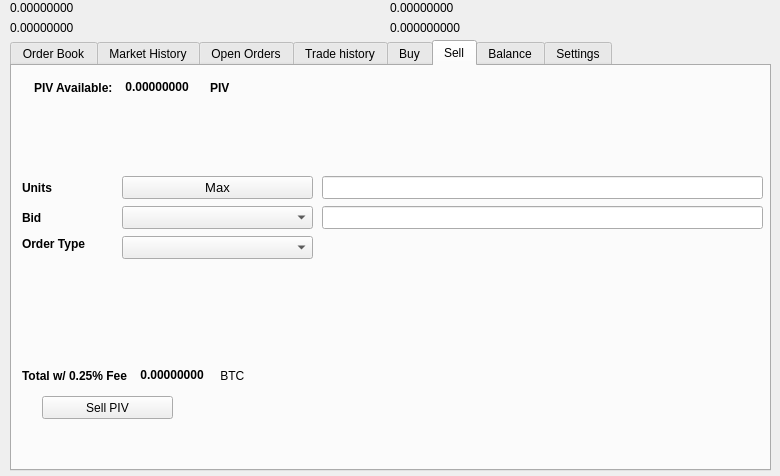
The window that src/qt/forms/tradingdialog.ui (mammix2/kore-mammix2) describes before a commit, drawn with Qt 5.
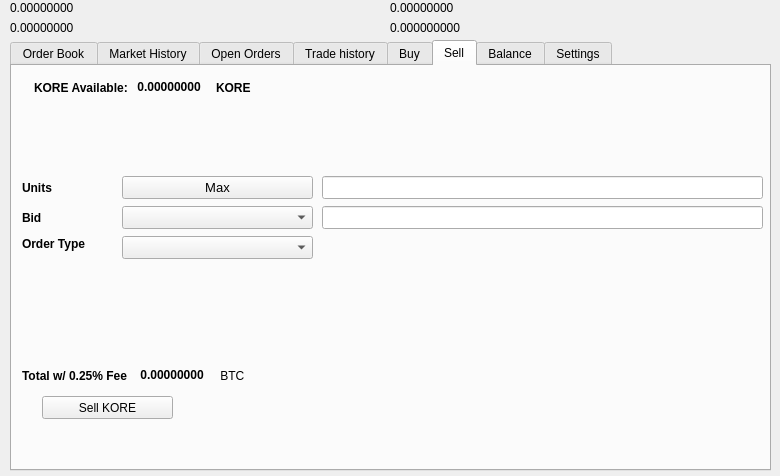
The same window after the commit. The open tabs and pages were chosen to show the change. Icons and pictures are not drawn.

Commit message: kore name and file references

The edit to the form file:
```diff
--- a/src/qt/forms/tradingdialog.ui
+++ b/src/qt/forms/tradingdialog.ui
@@ -1751,7 +1751,7 @@
       </rect>
      </property>
      <property name="text">
-      <string>Sell PIV</string>
+      <string>Sell KORE</string>
      </property>
      <property name="icon">
       <iconset resource="../kore">
@@ -1777,7 +1777,7 @@
          </font>
         </property>
         <property name="text">
-         <string>PIV Available:</string>
+         <string>KORE Available:</string>
         </property>
        </widget>
       </item>
@@ -2221,7 +2221,7 @@
          </font>
         </property>
         <property name="text">
-         <string>PIV</string>
+         <string>KORE</string>
         </property>
        </widget>
       </item>
```
Left out of the diff: 34 changed lines with no effect on the pictures. The commit also changes 118 other files.
